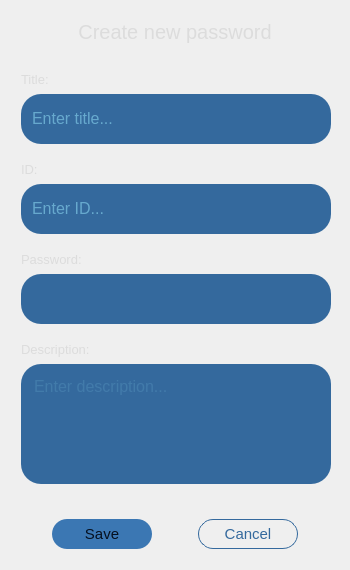
The window that createnew.ui (tiutcristian/Passcrypt) describes before a commit, drawn with Qt 5.
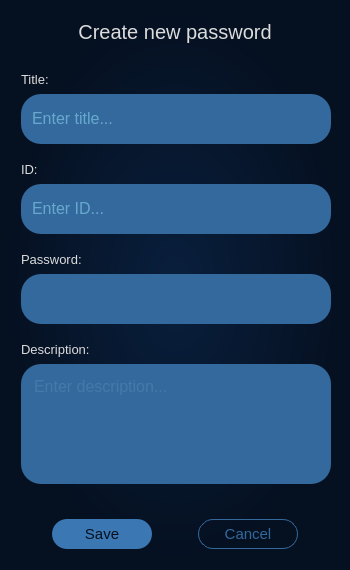
The same window after the commit.

Commit message: bug fixing CreateNew stylesheet

The edit to the form file:
```diff
--- a/createnew.ui
+++ b/createnew.ui
@@ -30,7 +30,7 @@
 	font-family: &quot;Segoe UI&quot;;
 }
 
-#Generate{
+#CreateNew{
 	background-color: qradialgradient(spread:pad, cx:0.5, cy:0.5, radius:0.5, fx:0.5, fy:0.5, stop:0 rgba(9, 31, 61, 255), stop:1 rgba(5, 16, 32, 255));
 }
 
```
The commit also changes 3 other files.
